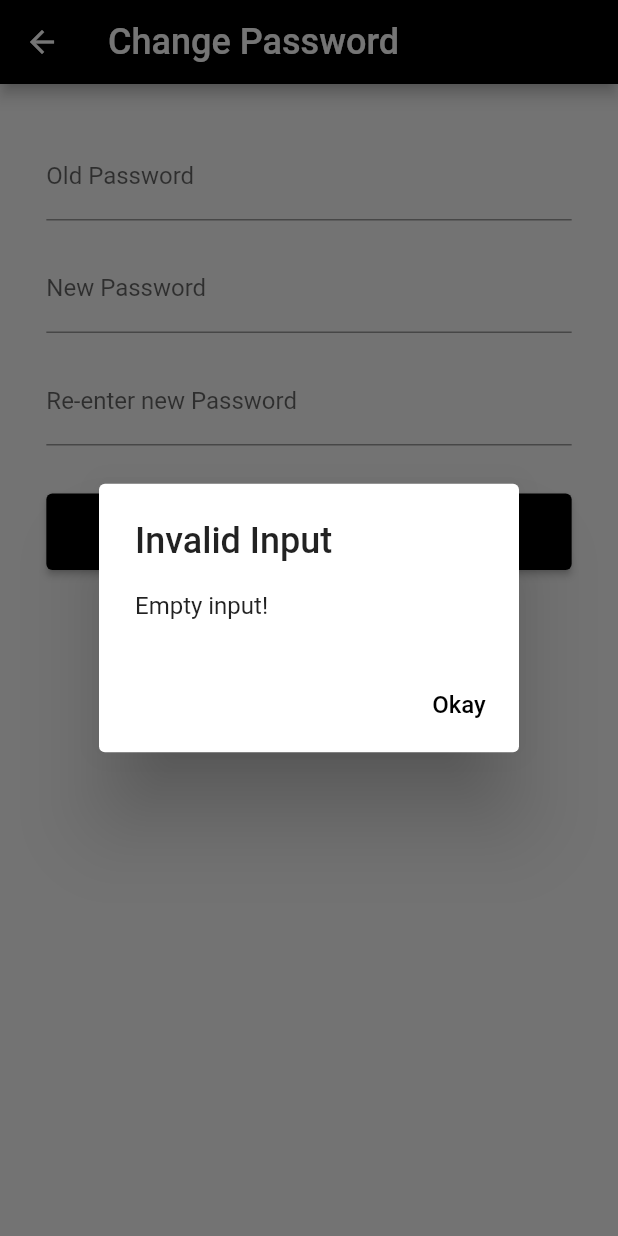
After one commit to adn7599/CipherChat-client, a Flutter app: the UpdatePasswordScreen screen opened directly, after a tap on "Submit", on a phone screen of 412 x 824 dp. The commit adds this screen. Run offline on Flutter 3.47's test engine with Material 2 defaults, Android fonts, the light colour scheme and no system bars; our stand-ins replace basic_utils, qr_flutter, sqflite; missing offline and left inert: mobile_scanner, pointycastle; accounts and stored records are empty.

Commit message:
Implemented change password

```diff
--- a/lib/Screens/User/login.dart
+++ b/lib/Screens/User/login.dart
@@ -41,7 +41,7 @@ class _LoginScreenState extends State<LoginScreen> {
         barrierDismissible: false,
         builder: (context) {
           return AlertDialog(
-            title: const Text('Invalid Input'),
+            title: const Text('Imsgnvalid Input'),
             content: SingleChildScrollView(
                 child: ListBody(
               children: <Widget>[
--- /dev/null
+++ b/lib/Screens/User/update_password.dart
@@ -0,0 +1,189 @@
+import 'dart:convert';
+
+import 'package:http/http.dart' as http;
+import 'package:cipher_chat/Components/FormButton.dart';
+import 'package:cipher_chat/Components/FormInput.dart';
+import 'package:flutter/material.dart';
+import 'package:provider/provider.dart';
+
+import '../../globalState/global_state.dart';
+
+class UpdatePasswordScreen extends StatefulWidget {
+  @override
+  State<StatefulWidget> createState() {
+    return UpdatePasswordScreenState();
+  }
+}
+
+class UpdatePasswordScreenState extends State<UpdatePasswordScreen> {
+  final TextEditingController _oldPassController = TextEditingController();
+  final TextEditingController _newPass1Controller = TextEditingController();
+  final TextEditingController _newPass2Controller = TextEditingController();
+
+  Future<void>? _changePassFuture;
+
+  void _errorDialog(String msg) {
+    showDialog<void>(
+        context: context,
+        barrierDismissible: false,
+        builder: (context) {
+          return AlertDialog(
+            title: const Text('Invalid Input'),
+            content: SingleChildScrollView(
+                child: ListBody(
+              children: <Widget>[
+                Text(msg),
+              ],
+            )),
+            actions: [
+              TextButton(
+                  onPressed: () {
+                    Navigator.of(context).pop();
+                  },
+                  child: const Text('Okay'))
+            ],
+          );
+        });
+  }
+
+  void _changePasswordDialog() {
+    showDialog(
+      barrierDismissible: false,
+      context: context,
+      builder: (context) {
+        return FutureBuilder(
+            future: _changePassFuture,
+            builder: (context, snapshot) {
+              if (snapshot.connectionState == ConnectionState.done) {
+                if (snapshot.hasError) {
+                  return AlertDialog(
+                    title: const Text('Change password unsuccessful'),
+                    content: Text('${snapshot.error}'),
+                    actions: [
+                      TextButton(
+                          onPressed: () {
+                            Navigator.of(context).pop();
+                          },
+                          child: const Text('Okay'))
+                    ],
+                  );
+                } else {
+                  return AlertDialog(
+                    title: const Text('Change password'),
+                    content: const Text('Changed password successfully'),
+                    actions: [
+                      TextButton(
+                          onPressed: () {
+                            _oldPassController.text = "";
+                            _newPass1Controller.text = "";
+                            _newPass2Controller.text = "";
+
+                            Navigator.of(context).pop();
+                          },
+                          child: const Text('Okay'))
+                    ],
+                  );
+                }
+              } else {
+                return const AlertDialog(
+                    title: Text('Change Password'),
+                    content: Row(
+                      children: [
+                        CircularProgressIndicator(),
+                        SizedBox(
+                          width: 16.0,
+                        ),
+                        Text('Submitting'),
+                      ],
+                    ),
+                    actions: []);
+              }
+            });
+      },
+    );
+  }
+
+  Future<void> _changePassword() async {
+    final user = Provider.of<GlobalState>(context, listen: false).user!;
+    final serverHost = user.serverHost;
+    final token = user.token;
+
+    var res = await http.post(
+      Uri.parse('$serverHost/auth/changePassword'),
+      headers: <String, String>{
+        'Content-Type': 'application/json; charset=UTF-8',
+        'Authorization': 'Bearer $token',
+      },
+      body: jsonEncode(<String, String>{
+        "old_password": _oldPassController.text,
+        "new_password": _newPass1Controller.text,
+      }),
+    );
+
+    if (res.statusCode != 200) {
+      final String error = jsonDecode(res.body)['error'];
+      throw Exception(error);
+    }
+  }
+
+  @override
+  Widget build(BuildContext context) {
+    return Scaffold(
+      appBar: AppBar(
+        title: const Text('Change Password'),
+      ),
+      body: Padding(
+        padding: const EdgeInsets.all(8.0),
+        child: Center(
+          child: Column(children: [
+            const SizedBox(
+              height: 24.0,
+            ),
+            FormInput(
+              title: 'Old Password',
+              controller: _oldPassController,
+              isHidden: true,
+            ),
+            const SizedBox(
+              height: 16.0,
+            ),
+            FormInput(
+              title: 'New Password',
+              controller: _newPass1Controller,
+              isHidden: true,
+            ),
+            const SizedBox(
+              height: 16.0,
+            ),
+            FormInput(
+              title: 'Re-enter new Password',
+              controller: _newPass2Controller,
+              isHidden: true,
+            ),
+            const SizedBox(
+              height: 32.0,
+            ),
+            FormButton(
+                title: 'Submit',
+                onPress: () {
+                  if (_oldPassController.text == '' ||
+                      _newPass1Controller.text == '' ||
+                      _newPass2Controller.text == '') {
+                    _errorDialog('Empty input!');
+                    return;
+                  }
+
+                  if (_newPass1Controller.text != _newPass2Controller.text) {
+                    _errorDialog('New passwords don\'t match');
+                    return;
+                  }
+
+                  _changePassFuture = _changePassword();
+                  _changePasswordDialog();
+                }),
+          ]),
+        ),
+      ),
+    );
+  }
+}
```
Also changed, not shown: lib/Screens/Messages/messages_main.dart (+14 -2 lines), 1 other file.
